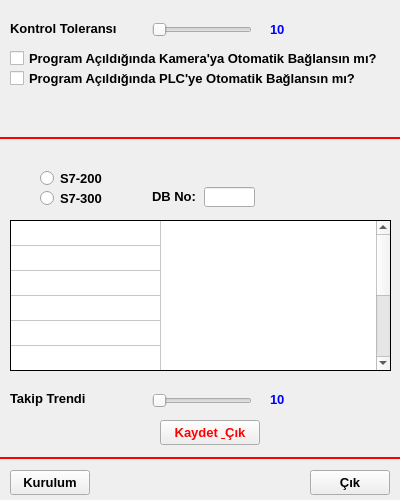
First picture: the form in settingsform.ui, repository alikanarya/JTW, before the edit.
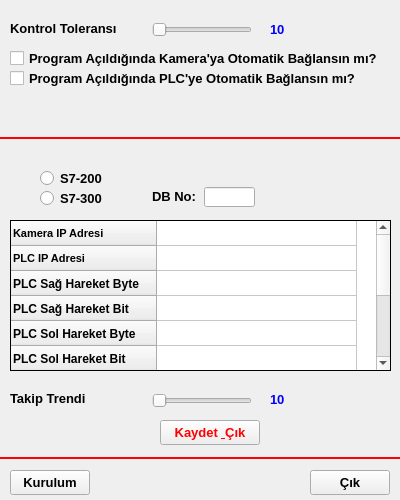
Second picture: the form after the edit. Icons and pictures are not drawn.

```diff
--- a/settingsform.ui
+++ b/settingsform.ui
@@ -219,16 +219,16 @@
     <bool>false</bool>
    </attribute>
    <attribute name="horizontalHeaderDefaultSectionSize">
-    <number>150</number>
+    <number>200</number>
    </attribute>
    <attribute name="horizontalHeaderHighlightSections">
     <bool>true</bool>
    </attribute>
    <attribute name="horizontalHeaderMinimumSectionSize">
-    <number>150</number>
+    <number>200</number>
    </attribute>
    <attribute name="verticalHeaderVisible">
-    <bool>false</bool>
+    <bool>true</bool>
    </attribute>
    <attribute name="verticalHeaderCascadingSectionResizes">
     <bool>false</bool>
```
